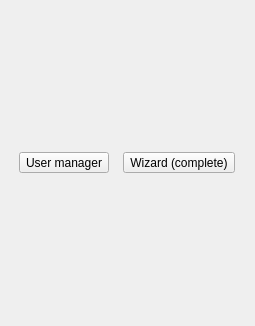
This is plugins/usermanagerplugin/firstrunusercreationwidget.ui in FreeHealth/freehealth as Qt 5 draws it before an edit. The edited form follows.
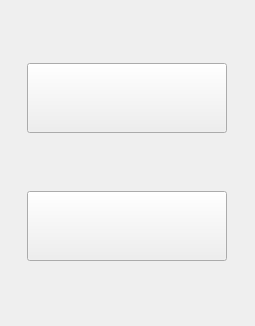
This is the edited form.

Commit message:
User: - updating the User creation first run page - after a new user was created -> dialog is corrected
Core:
- FirstRun creates the default virtual patients

Patients:
- search is correctly running after a firstrunconfigurator

Utils:
- adding a isAlpha() to global

The edit to the form file:
```diff
--- a/plugins/usermanagerplugin/firstrunusercreationwidget.ui
+++ b/plugins/usermanagerplugin/firstrunusercreationwidget.ui
@@ -14,10 +14,16 @@
    <string>Form</string>
   </property>
   <layout class="QGridLayout" name="gridLayout_4">
-   <item row="1" column="0">
-    <widget class="QToolButton" name="userManagerButton">
+   <item row="1" column="1">
+    <widget class="QToolButton" name="completeWizButton">
+     <property name="minimumSize">
+      <size>
+       <width>200</width>
+       <height>70</height>
+      </size>
+     </property>
      <property name="text">
-      <string>User manager</string>
+      <string/>
      </property>
      <property name="iconSize">
       <size>
@@ -30,10 +36,16 @@
      </property>
     </widget>
    </item>
-   <item row="1" column="1">
-    <widget class="QToolButton" name="completeWizButton">
+   <item row="0" column="1">
+    <widget class="QToolButton" name="userManagerButton">
+     <property name="minimumSize">
+      <size>
+       <width>200</width>
+       <height>70</height>
+      </size>
+     </property>
      <property name="text">
-      <string>Wizard (complete)</string>
+      <string/>
      </property>
      <property name="iconSize">
       <size>
```
The commit also changes 22 other files.
